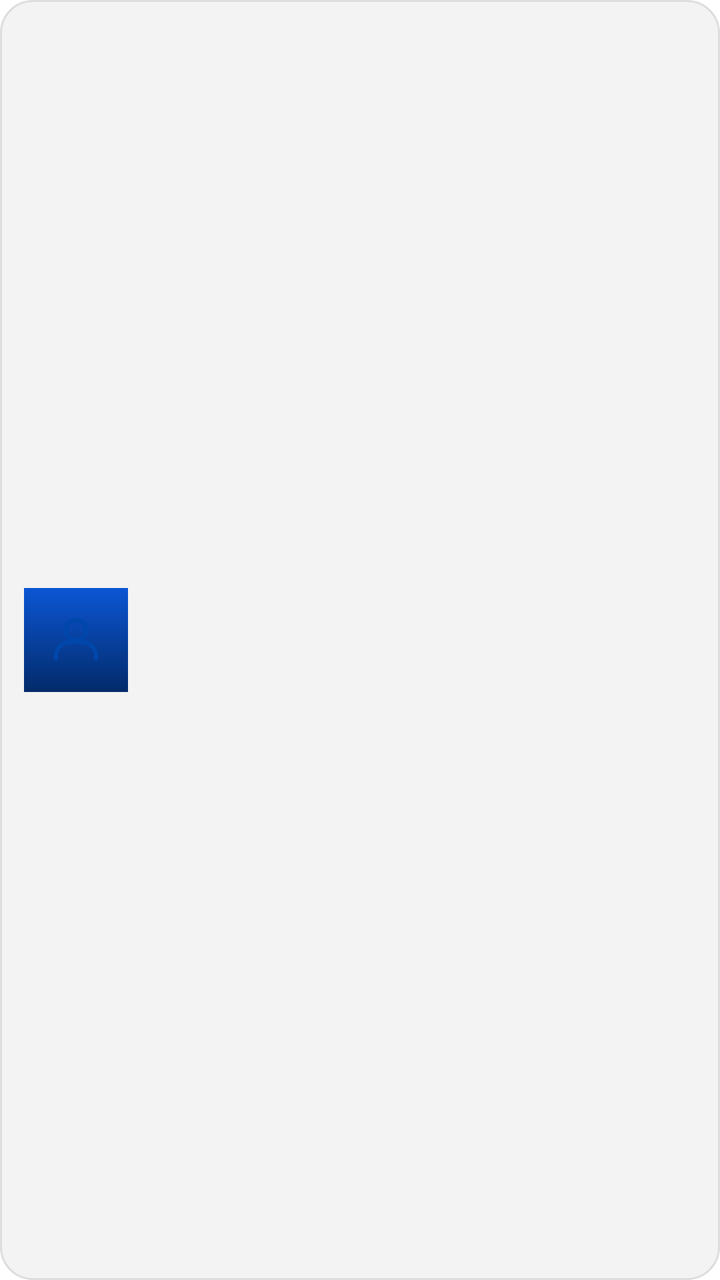
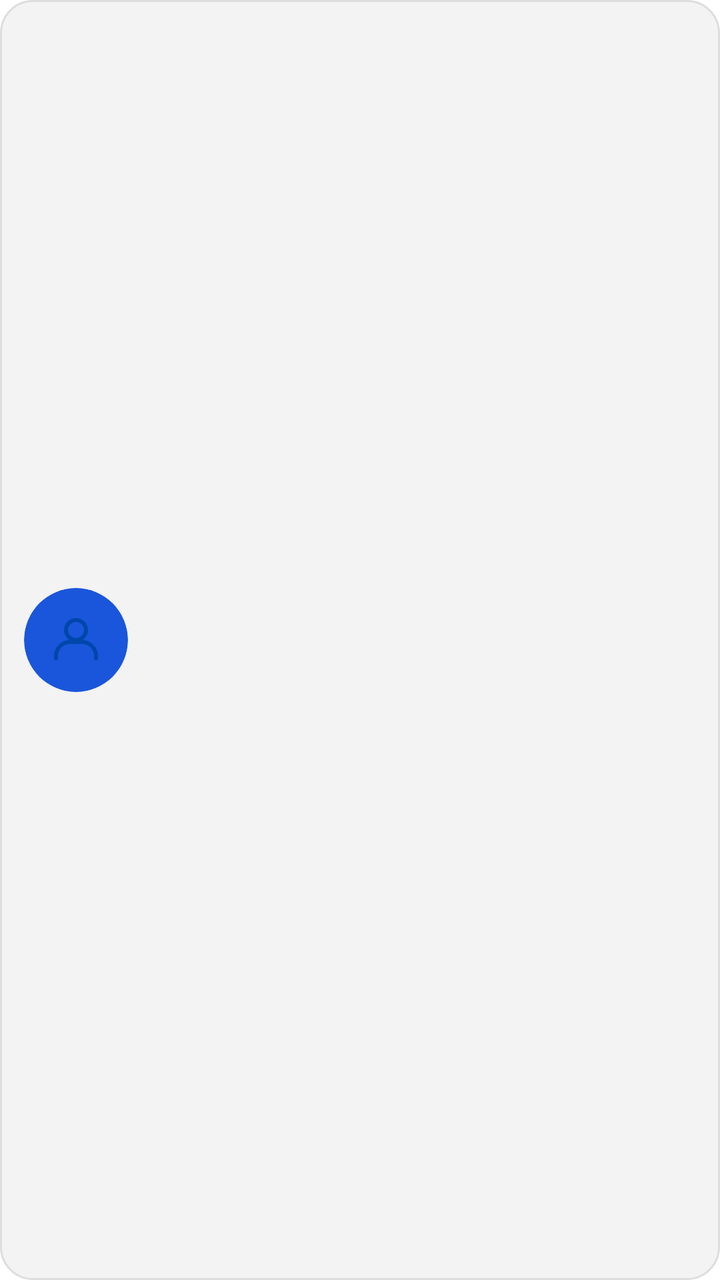

An Android layout rendered at two revisions. The XML below is the earlier revision; the diff shows what the commit changed to produce the second picture.
<!-- AndroidManifest.xml: application theme Theme.Movify -->
<!-- res/layout/item_conversation.xml -->
<?xml version="1.0" encoding="utf-8"?>
<LinearLayout xmlns:android="http://schemas.android.com/apk/res/android"
    android:layout_width="match_parent"
    android:layout_height="wrap_content"
    android:background="@drawable/bg_input"
    android:gravity="center_vertical"
    android:orientation="horizontal"
    android:padding="12dp">

    <ImageView
        android:id="@+id/ivConversationAvatar"
        android:layout_width="52dp"
        android:layout_height="52dp"
        android:background="@drawable/bg_primary"
        android:padding="12dp"
        android:src="@drawable/ic_user" />

    <LinearLayout
        android:layout_width="0dp"
        android:layout_height="wrap_content"
        android:layout_marginStart="12dp"
        android:layout_weight="1"
        android:orientation="vertical">

        <LinearLayout
            android:layout_width="match_parent"
            android:layout_height="wrap_content"
            android:gravity="center_vertical"
            android:orientation="horizontal">

            <TextView
                android:id="@+id/tvConversationName"
                android:layout_width="0dp"
                android:layout_height="wrap_content"
                android:layout_weight="1"
                android:textColor="@color/text_secondary"
                android:textSize="16sp"
                android:textStyle="bold" />

            <TextView
                android:id="@+id/tvConversationTime"
                android:layout_width="wrap_content"
                android:layout_height="wrap_content"
                android:textColor="@color/text_hint"
                android:textSize="12sp" />
        </LinearLayout>

        <LinearLayout
            android:layout_width="match_parent"
            android:layout_height="wrap_content"
            android:layout_marginTop="6dp"
            android:gravity="center_vertical"
            android:orientation="horizontal">

            <TextView
                android:id="@+id/tvConversationPreview"
                android:layout_width="0dp"
                android:layout_height="wrap_content"
                android:layout_weight="1"
                android:maxLines="2"
                android:textColor="@color/text_hint"
                android:textSize="14sp" />

            <TextView
                android:id="@+id/tvConversationUnread"
                android:layout_width="wrap_content"
                android:layout_height="wrap_content"
                android:background="@drawable/bg_primary"
                android:gravity="center"
                android:minWidth="24dp"
                android:paddingStart="6dp"
                android:paddingTop="2dp"
                android:paddingEnd="6dp"
                android:paddingBottom="2dp"
                android:textColor="@color/white"
                android:textSize="12sp"
                android:textStyle="bold"
                android:visibility="gone" />
        </LinearLayout>

        <LinearLayout
            android:layout_width="match_parent"
            android:layout_height="wrap_content"
            android:layout_marginTop="8dp"
            android:orientation="horizontal">

            <TextView
                android:id="@+id/tvConversationActive"
                android:layout_width="wrap_content"
                android:layout_height="wrap_content"
                android:background="@drawable/bg_success"
                android:paddingStart="8dp"
                android:paddingTop="4dp"
                android:paddingEnd="8dp"
                android:paddingBottom="4dp"
                android:text="@string/message_active_trip"
                android:textColor="@android:color/holo_green_dark"
                android:textSize="12sp"
                android:textStyle="bold"
                android:visibility="gone" />

            <TextView
                android:id="@+id/tvConversationReadOnly"
                android:layout_width="wrap_content"
                android:layout_height="wrap_content"
                android:layout_marginStart="8dp"
                android:background="@drawable/bg_card_large"
                android:paddingStart="8dp"
                android:paddingTop="4dp"
                android:paddingEnd="8dp"
                android:paddingBottom="4dp"
                android:text="@string/message_read_only"
                android:textColor="@color/text_hint"
                android:textSize="12sp"
                android:textStyle="bold"
                android:visibility="gone" />
        </LinearLayout>
    </LinearLayout>

</LinearLayout>
<!-- resources referenced by this layout -->
<resources>
  <color name="text_hint">#666666</color>
  <color name="text_secondary">#1A1A1A</color>
  <color name="white">#FFFFFF</color>
  <!-- drawable bg_card_large (drawable) -->
  <shape xmlns:android="http://schemas.android.com/apk/res/android">
      <solid android:color="@color/white" />
      <corners android:radius="20dp" />
      <stroke
          android:width="1dp"
          android:color="@color/input_stroke" />
  </shape>
  <!-- drawable bg_input (drawable) -->
  <shape xmlns:android="http://schemas.android.com/apk/res/android">
  
      <solid android:color="@color/input_bg"/>
  
      <corners android:radius="@dimen/radius_input"/>
  
      <stroke
          android:width="1dp"
          android:color="@color/input_stroke"/>
  
  </shape>
  <!-- drawable bg_primary (drawable) -->
  <shape xmlns:android="http://schemas.android.com/apk/res/android">
  
      <gradient
          android:angle="270"
          android:startColor="@color/primary_start"
          android:endColor="@color/primary_end"/>
  
  </shape>
  <!-- drawable bg_success (drawable) -->
  <shape xmlns:android="http://schemas.android.com/apk/res/android">
      <solid android:color="#E4F2E5" />
      <corners android:radius="6dp" />
  </shape>
  <!-- drawable ic_user (drawable) -->
  <vector xmlns:android="http://schemas.android.com/apk/res/android"
      android:width="28dp"
      android:height="28dp"
      android:viewportWidth="28"
      android:viewportHeight="28">
    <path
        android:pathData="M14,14C16.761,14 19,11.761 19,9C19,6.239 16.761,4 14,4C11.239,4 9,6.239 9,9C9,11.761 11.239,14 14,14Z"
        android:strokeWidth="2"
        android:fillColor="#00000000"
        android:strokeColor="#0047AB"/>
    <path
        android:pathData="M24,24V22C24,20.143 23.263,18.363 21.95,17.05C20.637,15.738 18.857,15 17,15H11C9.143,15 7.363,15.738 6.05,17.05C4.738,18.363 4,20.143 4,22V24"
        android:strokeWidth="2"
        android:fillColor="#00000000"
        android:strokeColor="#0047AB"/>
  </vector>
  <string name="message_active_trip">Đang hoạt động</string>
  <string name="message_read_only">Chỉ xem</string>
  <style name="Theme.Movify" parent="Base.Theme.Movify" />
  <color name="input_stroke">#DDDDDD</color>
  <color name="input_bg">#F3F3F3</color>
  <dimen name="radius_input">16dp</dimen>
  <color name="primary_start">#0B56D4</color>
  <color name="primary_end">#032B6A</color>
  <style name="Base.Theme.Movify" parent="Theme.Material3.DayNight.NoActionBar">
          
          <item name="colorPrimary">@color/primary</item>
          <item name="colorPrimaryVariant">@color/primary_dark</item>
          <item name="colorOnPrimary">@color/white</item>
          
          
          <item name="android:statusBarColor">@color/primary_dark</item>
          
          
          <item name="android:windowBackground">@color/bg_light</item>
      </style>
  <color name="primary">#1A56DB</color>
  <color name="primary_dark">#0D47A1</color>
  <color name="bg_light">#FFFFFF</color>
</resources>

<!-- the commit's change to res/layout/item_conversation.xml (unified diff, before → after) -->
@@ -11,8 +11,10 @@
         android:id="@+id/ivConversationAvatar"
         android:layout_width="52dp"
         android:layout_height="52dp"
-        android:background="@drawable/bg_primary"
+        android:background="@drawable/bg_circle_blue"
+        android:clipToOutline="true"
         android:padding="12dp"
+        android:scaleType="centerCrop"
         android:src="@drawable/ic_user" />
 
     <LinearLayout
@@ -63,17 +65,15 @@
 
             <TextView
                 android:id="@+id/tvConversationUnread"
-                android:layout_width="wrap_content"
-                android:layout_height="wrap_content"
-                android:background="@drawable/bg_primary"
+                android:layout_width="28dp"
+                android:layout_height="28dp"
+                android:layout_marginStart="8dp"
+                android:background="@drawable/bg_badge_red"
                 android:gravity="center"
-                android:minWidth="24dp"
-                android:paddingStart="6dp"
-                android:paddingTop="2dp"
-                android:paddingEnd="6dp"
-                android:paddingBottom="2dp"
+                android:includeFontPadding="false"
+                android:maxLines="1"
                 android:textColor="@color/white"
-                android:textSize="12sp"
+                android:textSize="11sp"
                 android:textStyle="bold"
                 android:visibility="gone" />
         </LinearLayout>
<!-- resource entries referenced after the edit -->
@@ -3,6 +3,12 @@
   <color name="text_hint">#666666</color>
   <color name="text_secondary">#1A1A1A</color>
   <color name="white">#FFFFFF</color>
+  <!-- drawable bg_badge_red (drawable) -->
+  <?xml version="1.0" encoding="utf-8"?>
+  <shape xmlns:android="http://schemas.android.com/apk/res/android">
+      <solid android:color="#FF4B3A" />
+      <corners android:radius="20dp" />
+  </shape>
   <!-- drawable bg_card_large (drawable) -->
   <shape xmlns:android="http://schemas.android.com/apk/res/android">
       <solid android:color="@color/white" />
@@ -10,6 +16,11 @@
       <stroke
           android:width="1dp"
           android:color="@color/input_stroke" />
+  </shape>
+  <!-- drawable bg_circle_blue (drawable) -->
+  <shape xmlns:android="http://schemas.android.com/apk/res/android"
+      android:shape="oval">
+      <solid android:color="@color/primary" />
   </shape>
   <!-- drawable bg_input (drawable) -->
   <shape xmlns:android="http://schemas.android.com/apk/res/android">
@@ -21,15 +32,6 @@
       <stroke
           android:width="1dp"
           android:color="@color/input_stroke"/>
-  
-  </shape>
-  <!-- drawable bg_primary (drawable) -->
-  <shape xmlns:android="http://schemas.android.com/apk/res/android">
-  
-      <gradient
-          android:angle="270"
-          android:startColor="@color/primary_start"
-          android:endColor="@color/primary_end"/>
   
   </shape>
   <!-- drawable bg_success (drawable) -->
@@ -60,8 +62,6 @@
   <color name="input_stroke">#DDDDDD</color>
   <color name="input_bg">#F3F3F3</color>
   <dimen name="radius_input">16dp</dimen>
-  <color name="primary_start">#0B56D4</color>
-  <color name="primary_end">#032B6A</color>
   <style name="Base.Theme.Movify" parent="Theme.Material3.DayNight.NoActionBar">
           
           <item name="colorPrimary">@color/primary</item>
